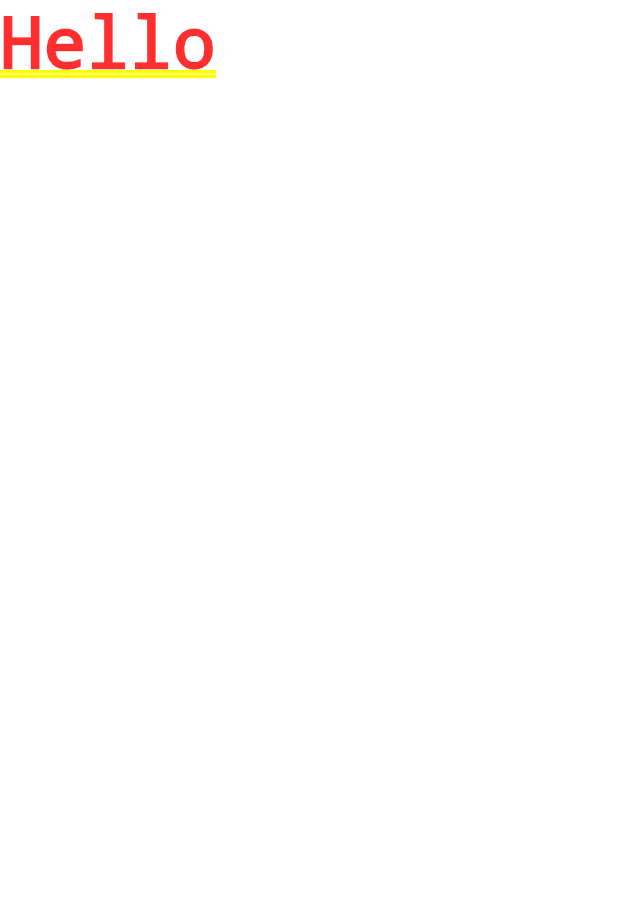
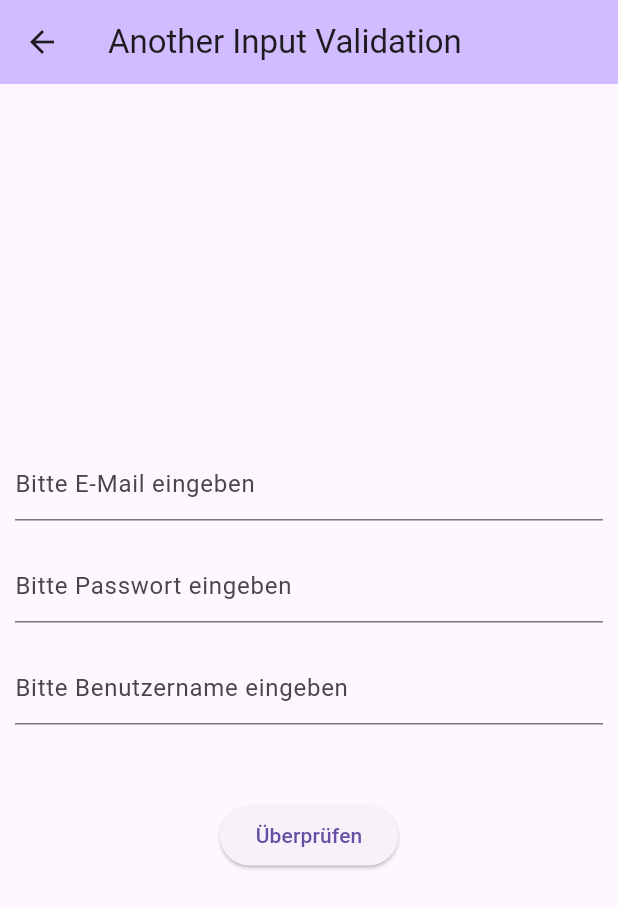
Before and after one commit to RaphaelBirkl1991/app_akademie_tasksheet_input_validation, a Flutter app: the screen it shows after launch, after a tap on "Another Validation", on a phone screen of 412 x 824 dp. Shown: the top 908 px of the screen. Run offline on Flutter 3.47's test engine with Material 3 defaults, Android fonts, the phone set to English and light mode, and no system bars.

Commit message:
another input validation added

```diff
--- a/lib/another_input_validation.dart
+++ b/lib/another_input_validation.dart
@@ -1,4 +1,7 @@
 import 'package:flutter/material.dart';
+import 'package:tasksheet_input_validation/validation/email.validation.dart';
+import 'package:tasksheet_input_validation/validation/password_validation.dart';
+import 'package:tasksheet_input_validation/validation/username_validation.dart';
 
 class AnotherInputValidation extends StatefulWidget {
   const AnotherInputValidation({super.key});
@@ -8,8 +11,76 @@ class AnotherInputValidation extends StatefulWidget {
 }
 
 class _AnotherInputValidationState extends State<AnotherInputValidation> {
+  final _formKey = GlobalKey<FormState>();
+  void validateData() {
+    if (_formKey.currentState!.validate()) {
+      ScaffoldMessenger.of(context).showSnackBar(const SnackBar(
+        content: Text(
+          "Daten sind valide",
+          style: TextStyle(color: Colors.white),
+        ),
+        backgroundColor: Colors.green,
+      ));
+    }
+  }
+
   @override
   Widget build(BuildContext context) {
-    return const Text("Hello");
+    return Scaffold(
+      appBar: AppBar(
+        backgroundColor: Theme.of(context).colorScheme.inversePrimary,
+        title: const Text("Another Input Validation"),
+      ),
+      body: Center(
+        child: Column(
+          mainAxisAlignment: MainAxisAlignment.center,
+          children: <Widget>[
+            Form(
+              key: _formKey,
+              child: Padding(
+                padding: const EdgeInsets.all(10.0),
+                child: Column(
+                  crossAxisAlignment: CrossAxisAlignment.start,
+                  children: [
+                    TextFormField(
+                      decoration: const InputDecoration(
+                        hintText: "Bitte E-Mail eingeben",
+                      ),
+                      validator: validEmail,
+                    ),
+                    const SizedBox(
+                      height: 20,
+                    ),
+                    TextFormField(
+                      decoration: const InputDecoration(
+                        hintText: "Bitte Passwort eingeben",
+                      ),
+                      obscureText: true,
+                      validator: validPasswordLength,
+                    ),
+                    const SizedBox(
+                      height: 20,
+                    ),
+                    TextFormField(
+                      decoration: const InputDecoration(
+                        hintText: "Bitte Benutzername eingeben",
+                      ),
+                      validator: validUsername,
+                    ),
+                    const SizedBox(
+                      height: 50,
+                    ),
+                    Center(
+                        child: ElevatedButton(
+                            onPressed: () => validateData(),
+                            child: const Text("Überprüfen")))
+                  ],
+                ),
+              ),
+            )
+          ],
+        ),
+      ),
+    );
   }
 }
--- /dev/null
+++ b/lib/validation/email.validation.dart
@@ -0,0 +1,17 @@
+String? validEmail(String? input) {
+  if (input == null) {
+    return "Bitte eine E-Mail eingeben";
+  }
+  if (validateEmailRules(input)) {
+    return null;
+  } else {
+    return "Bitte eine valide E-Mail eingeben.";
+  }
+}
+
+bool validateEmailRules(String input) {
+  if (!input.contains("@")) {
+    return false;
+  }
+  return true;
+}
--- /dev/null
+++ b/lib/validation/password_validation.dart
@@ -0,0 +1,17 @@
+String? validPasswordLength(String? input) {
+  if (input == null) {
+    return "Bitte ein Passwort eingeben.";
+  }
+  if (validatePasswordRules(input)) {
+    return null;
+  } else {
+    return "Bitte ein Passwort mit mehr als 6 Stellen eingeben.";
+  }
+}
+
+bool validatePasswordRules(String input) {
+  if (input.length < 6) {
+    return false;
+  }
+  return true;
+}
--- /dev/null
+++ b/lib/validation/username_validation.dart
@@ -0,0 +1,22 @@
+List<String> usernames = ["Tim12", "Hallo5", "Holga7"];
+
+String? validUsername(String? input) {
+  if (input == null) {
+    return "Bitte einen Username eingeben";
+  }
+  if (validateUsernameRules(input)) {
+    return null;
+  } else {
+    return "Ein neuen Benutzername eingeben mit mehr als 4 Stellen.";
+  }
+}
+
+bool validateUsernameRules(String input) {
+  if (input.length < 4) {
+    return false;
+  }
+  if (usernames.contains(input)) {
+    return false;
+  }
+  return true;
+}
```
